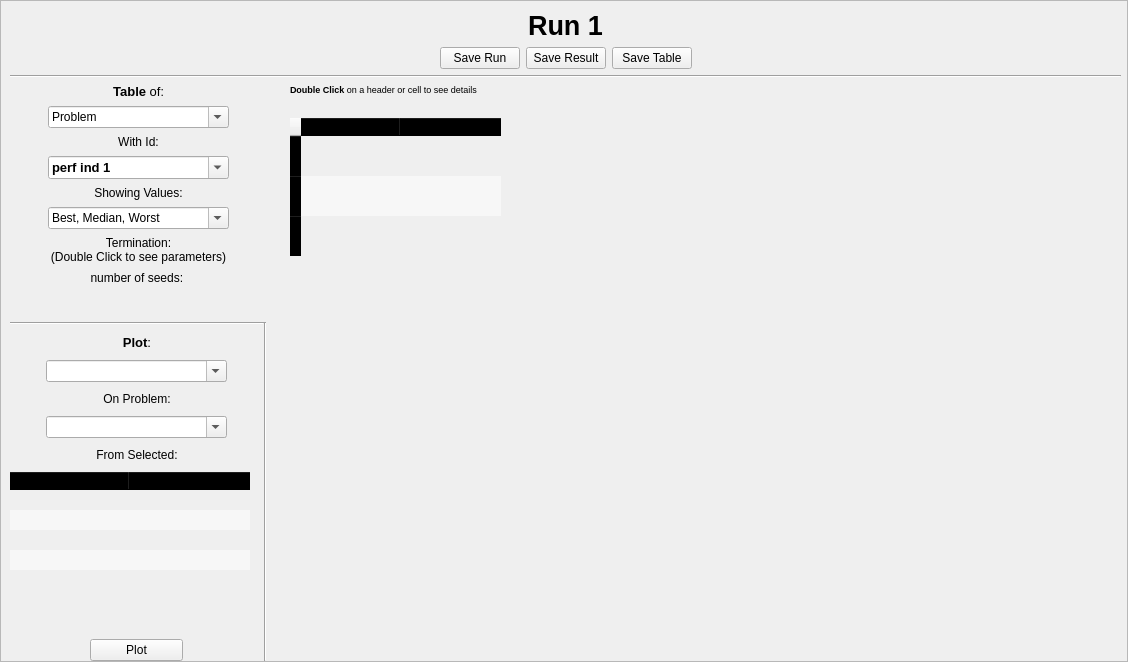
Old version of the form frontend/designer_templates/main_window/run_tab.ui in the repository tomaslibanomonteiro/Thesis-code.
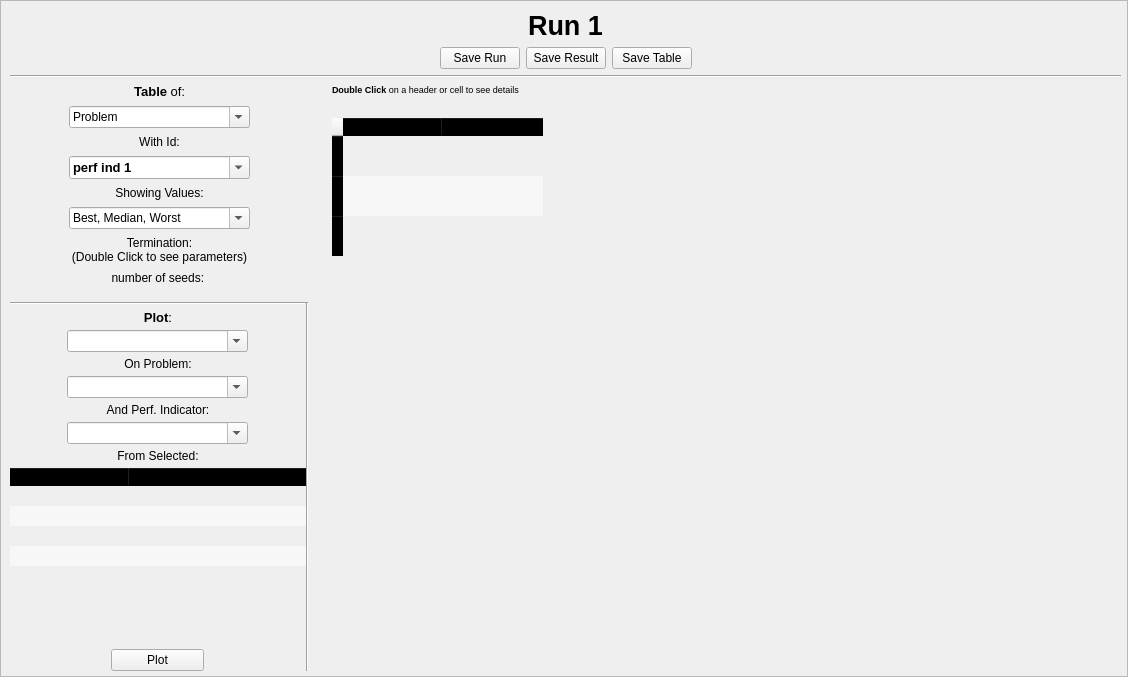
New version of the form.

Commit message: plot best worst median instead of specific seed

What changed in the file:
```diff
--- a/frontend/designer_templates/main_window/run_tab.ui
+++ b/frontend/designer_templates/main_window/run_tab.ui
@@ -7,7 +7,7 @@
     <x>0</x>
     <y>0</y>
     <width>1128</width>
-    <height>662</height>
+    <height>677</height>
    </rect>
   </property>
   <property name="windowTitle">
@@ -25,7 +25,7 @@
      <x>10</x>
      <y>10</y>
      <width>1111</width>
-     <height>651</height>
+     <height>661</height>
     </rect>
    </property>
    <layout class="QVBoxLayout" name="verticalLayout_2" stretch="0,0,0,0">
@@ -304,22 +304,6 @@
           </property>
          </widget>
         </item>
-        <item>
-         <spacer name="verticalSpacer_3">
-          <property name="orientation">
-           <enum>Qt::Vertical</enum>
-          </property>
-          <property name="sizeType">
-           <enum>QSizePolicy::Fixed</enum>
-          </property>
-          <property name="sizeHint" stdset="0">
-           <size>
-            <width>10</width>
-            <height>20</height>
-           </size>
-          </property>
-         </spacer>
-        </item>
         <item>
          <layout class="QHBoxLayout" name="horizontalLayout_3">
           <property name="spacing">
@@ -331,7 +315,7 @@
           <item>
            <layout class="QVBoxLayout" name="verticalLayout_3">
             <property name="spacing">
-             <number>10</number>
+             <number>5</number>
             </property>
             <property name="topMargin">
              <number>0</number>
@@ -413,6 +397,41 @@
               </property>
              </widget>
             </item>
+            <item>
+             <widget class="QLabel" name="label_11">
+              <property name="text">
+               <string>&lt;html&gt;&lt;head/&gt;&lt;body&gt;&lt;p align=&quot;center&quot;&gt;And Perf. Indicator:&lt;/p&gt;&lt;/body&gt;&lt;/html&gt;</string>
+              </property>
+             </widget>
+            </item>
+            <item alignment="Qt::AlignHCenter">
+             <widget class="QComboBox" name="plot_pi">
+              <property name="minimumSize">
+               <size>
+                <width>181</width>
+                <height>0</height>
+               </size>
+              </property>
+              <property name="maximumSize">
+               <size>
+                <width>181</width>
+                <height>16777215</height>
+               </size>
+              </property>
+              <property name="editable">
+               <bool>true</bool>
+              </property>
+              <property name="currentIndex">
+               <number>-1</number>
+              </property>
+              <property name="insertPolicy">
+               <enum>QComboBox::InsertAlphabetically</enum>
+              </property>
+              <property name="frame">
+               <bool>true</bool>
+              </property>
+             </widget>
+            </item>
             <item>
              <widget class="QLabel" name="label_10">
               <property name="text">
@@ -515,7 +534,7 @@
                <bool>false</bool>
               </attribute>
               <attribute name="horizontalHeaderStretchLastSection">
-               <bool>false</bool>
+               <bool>true</bool>
               </attribute>
               <attribute name="verticalHeaderVisible">
                <bool>false</bool>
@@ -570,7 +589,7 @@
               </column>
               <column>
                <property name="text">
-                <string>Prob/Seed</string>
+                <string>Prob/Run</string>
                </property>
               </column>
              </widget>
```
The commit also changes 13 other files.
